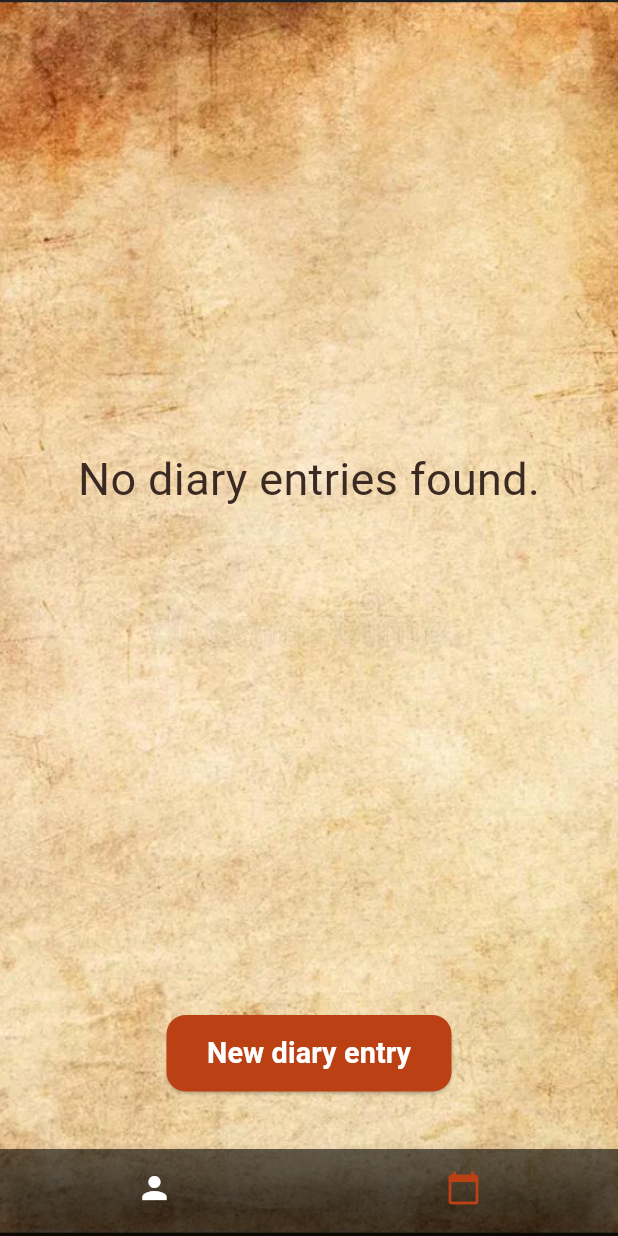
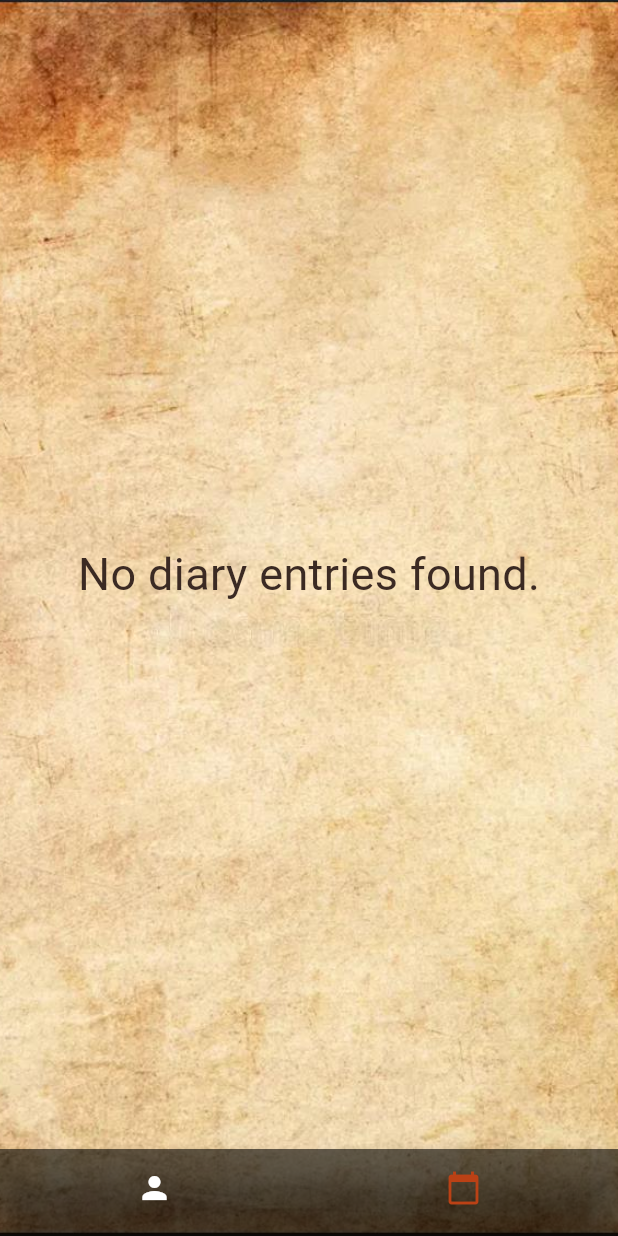
Before and after one commit to enes2424/42-Kocaeli-Mobile-5, a Flutter app: the AgendaPage screen opened by its route, on a phone screen of 412 x 824 dp. Run offline on Flutter 3.47's test engine with Material 3 defaults, Android fonts, the phone set to English and light mode, and no system bars; our stand-ins replace flutter_riverpod, go_router, supabase_flutter, table_calendar; accounts and stored records are empty; Roboto replaces fonts that are missing (Cursive).

Commit message:
mobileModule05

```diff
--- a/mobileModule05/advanced_diary_app/lib/src/pages/agenda_page.dart
+++ b/mobileModule05/advanced_diary_app/lib/src/pages/agenda_page.dart
@@ -1,4 +1,5 @@
 import 'package:flutter_riverpod/flutter_riverpod.dart';
+import 'package:table_calendar/table_calendar.dart';
 import '../database/diary_operations.dart';
 import '../utils/diary_operations.dart';
 import 'package:flutter/material.dart';
@@ -14,6 +15,8 @@ class AgendaPage extends ConsumerStatefulWidget {
 class _AgendaPageState extends ConsumerState<AgendaPage> {
   late Future<List<Map<String, dynamic>>> _fetchDiaryEntries;
   List<Map<String, dynamic>>? _diaryEntries;
+  CalendarFormat _calendarFormat = CalendarFormat.month;
+  DateTime _focusedDay = DateTime.now().toLocal();
 
   @override
   void initState() {
@@ -25,6 +28,10 @@ class _AgendaPageState extends ConsumerState<AgendaPage> {
   Widget build(BuildContext context) {
     final height = MediaQuery.of(context).size.height - 58;
     final width = MediaQuery.of(context).size.width - 32;
+
+    double calendarHeight = getCalendarHeight(_calendarFormat);
+    calendarHeight = calendarHeight > height ? height : calendarHeight;
+
     return Scaffold(
       body:
           height <= 0 || width <= 0
@@ -32,7 +39,7 @@ class _AgendaPageState extends ConsumerState<AgendaPage> {
               : Column(
                 children: [
                   SizedBox(
-                    height: 5 * height / 6,
+                    height: height,
                     child: FutureBuilder<List<Map<String, dynamic>>>(
                       future: _fetchDiaryEntries,
                       builder: (context, snapshot) {
@@ -67,37 +74,41 @@ class _AgendaPageState extends ConsumerState<AgendaPage> {
                               ),
                             );
                           }
-
                           return Column(
                             children: [
                               Container(
-                                color: Colors.black.withAlpha(100),
-                                width: width + 16,
-                                height: 22 * height / 54,
-                                child: Column(
-                                  children: [
-                                    SizedBox(
-                                      height: 4 * height / 54,
-                                      child: Center(
-                                        child: Text(
-                                          "Your last diary entries",
-                                          style: TextStyle(
-                                            fontSize: height / 30,
-                                            fontFamily: 'Cursive',
-                                            fontWeight: FontWeight.bold,
-                                            color: Colors.white,
-                                          ),
+                                color: Colors.amber.withAlpha(100),
+                                height: calendarHeight,
+                                child: SingleChildScrollView(
+                                  child: TableCalendar(
+                                    firstDay: DateTime.utc(2010, 10, 16),
+                                    lastDay: DateTime.utc(2030, 3, 14),
+                                    focusedDay: _focusedDay,
+                                    calendarFormat: _calendarFormat,
+                                    selectedDayPredicate: (day) {
+                                      return isSameDay(_focusedDay, day);
+                                    },
+                                    onFormatChanged: (format) {
+                                      setState(() {
+                                        _calendarFormat = format;
+                                      });
+                                    },
+                                    onDaySelected: (selectedDay, focusedDay) {
+                                      setState(() {
+                                        _focusedDay = focusedDay;
+                                      });
+                                    },
                                   ),
                                 ),
                               ),
                               SizedBox(
-                                      height: height / 3,
+                                height: height - calendarHeight,
                                 child: ListView(
                                   padding: const EdgeInsets.all(16.0),
                                   children: [
                                     for (
                                       int i = 0;
-                                            i < _diaryEntries!.length && i < 2;
+                                      i < _diaryEntries!.length;
                                       i++
                                     )
                                       diaryEntryCard(
@@ -110,18 +121,11 @@ class _AgendaPageState extends ConsumerState<AgendaPage> {
                                                       database
                                                           .getDiaryEntries();
                                                 }),
-                                            ),
+                                            selectedDay: _focusedDay,
+                                          ) ??
+                                          const SizedBox(),
                                   ],
                                 ),
-                                    ),
-                                  ],
-                                ),
-                              ),
-                              SizedBox(height: height / 54),
-                              Container(
-                                color: Colors.black.withAlpha(100),
-                                width: width + 16,
-                                height: 22 * height / 54,
                               ),
                             ],
                           );
@@ -130,50 +134,19 @@ class _AgendaPageState extends ConsumerState<AgendaPage> {
                       },
                     ),
                   ),
-                  SizedBox(
-                    height: height / 6,
-                    child: Center(
-                      child: SizedBox(
-                        height: height / 15,
-                        width: width / 2,
-                        child: ElevatedButton(
-                          onPressed: () async {
-                            bool success = await addDiaryEntry(context);
-                            if (success) {
-                              setState(() {
-                                _fetchDiaryEntries = database.getDiaryEntries();
-                              });
-                            }
-                          },
-                          style: ElevatedButton.styleFrom(
-                            backgroundColor: const Color.fromARGB(
-                              255,
-                              187,
-                              65,
-                              21,
-                            ),
-                            shape: RoundedRectangleBorder(
-                              borderRadius: BorderRadius.circular(height / 60),
-                            ),
-                          ),
-                          child: FittedBox(
-                            fit: BoxFit.scaleDown,
-                            child: Text(
-                              'New diary entry',
-                              style: TextStyle(
-                                fontSize: height / 40,
-                                fontFamily: 'Cursive',
-                                fontWeight: FontWeight.bold,
-                                color: Colors.white,
-                              ),
-                            ),
-                          ),
-                        ),
-                      ),
-                    ),
-                  ),
                 ],
               ),
     );
   }
+
+  double getCalendarHeight(CalendarFormat format) {
+    switch (format) {
+      case CalendarFormat.month:
+        return 340;
+      case CalendarFormat.twoWeeks:
+        return 184;
+      case CalendarFormat.week:
+        return 132;
     }
+  }
+}
--- a/mobileModule05/advanced_diary_app/lib/src/pages/profile_page.dart
+++ b/mobileModule05/advanced_diary_app/lib/src/pages/profile_page.dart
@@ -145,7 +145,7 @@ class _ProfilePageState extends ConsumerState<ProfilePage> {
                                                         database
                                                             .getDiaryEntries();
                                                   }),
-                                            ),
+                                            )!,
                                         ],
                                       ),
                                     ),
--- a/mobileModule05/advanced_diary_app/lib/src/utils/diary_operations.dart
+++ b/mobileModule05/advanced_diary_app/lib/src/utils/diary_operations.dart
@@ -314,13 +314,21 @@ Future<bool> viewDiaryEntry(
   return false;
 }
 
-Card diaryEntryCard(
+Card? diaryEntryCard(
   BuildContext context,
   dynamic diaryEntry, {
   required double width,
   required Function() setState,
+  DateTime? selectedDay,
 }) {
   final DateTime date = DateTime.parse(diaryEntry["date"]).toLocal();
+
+  if (selectedDay != null &&
+      (date.year != selectedDay.year ||
+          date.month != selectedDay.month ||
+          date.day != selectedDay.day)) {
+    return null;
+  }
 
   return Card(
     margin: const EdgeInsets.symmetric(vertical: 10.0),
--- a/mobileModule05/advanced_diary_app/pubspec.yaml
+++ b/mobileModule05/advanced_diary_app/pubspec.yaml
@@ -13,11 +13,13 @@ dependencies:
     sdk: flutter
   flutter_web_plugins:
     sdk: flutter
+
+  flutter_launcher_icons: ^0.14.4
   flutter_riverpod: ^2.6.1
-  go_router: ^16.0.0
   supabase_flutter: ^2.9.1
   cupertino_icons: ^1.0.8
-  flutter_launcher_icons: ^0.14.4
+  table_calendar: ^3.2.0
+  go_router: ^16.0.0
 
 dev_dependencies:
   flutter_test:
```
Also changed, not shown: mobileModule05/advanced_diary_app/pubspec.lock, 250 other files. Lines whose indentation alone changed are shown as unchanged.
